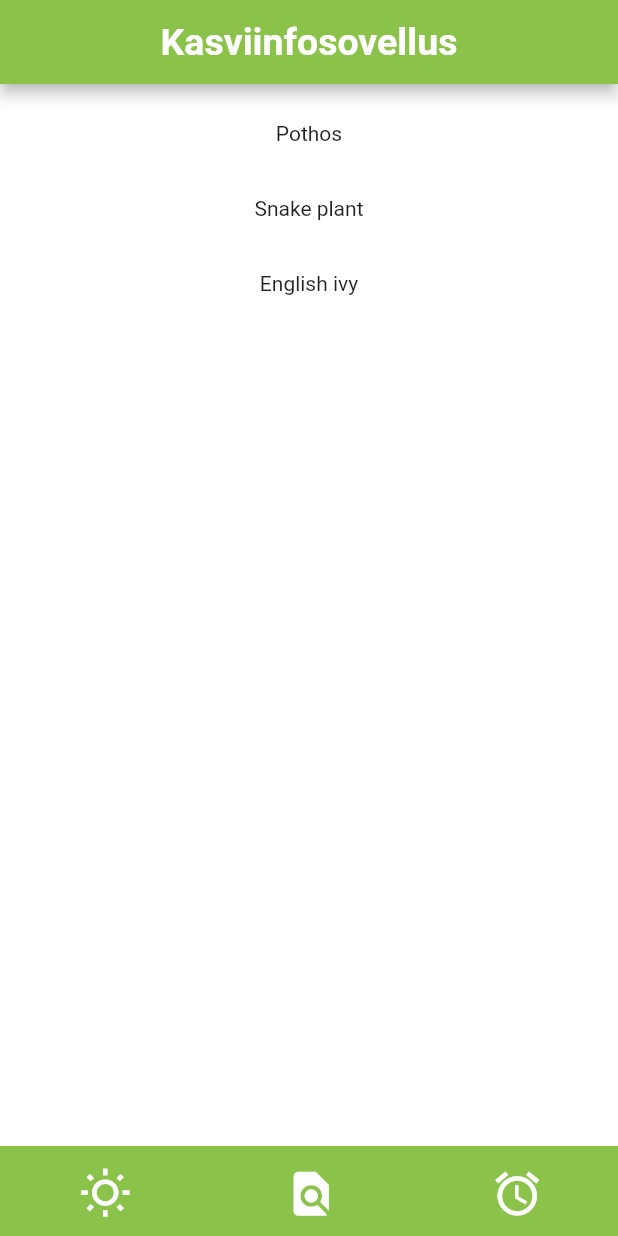
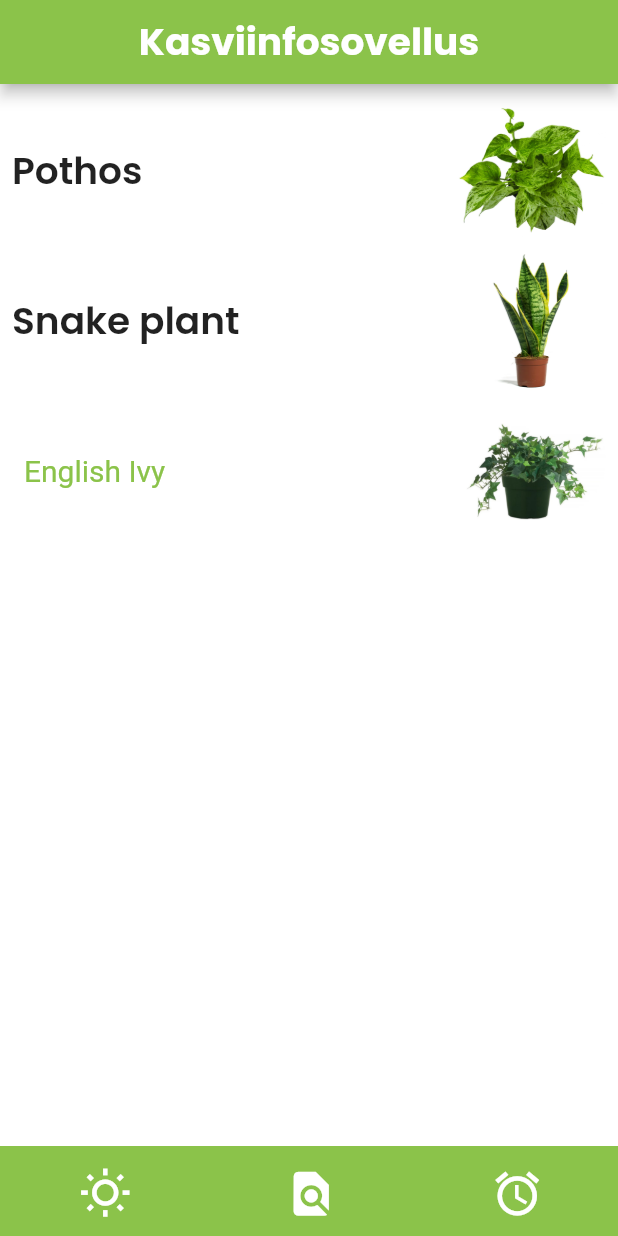
Before and after one commit to nellaSoudunsaari/kasviinfosovellus, a Flutter app: the screen it shows after launch, on a phone screen of 412 x 824 dp. Run offline on Flutter 3.47's test engine with Material 2 defaults, Android fonts, the light colour scheme and no system bars; our stand-ins replace google_fonts.

Commit message:
Edistystä

```diff
--- a/lib/main.dart
+++ b/lib/main.dart
@@ -1,3 +1,5 @@
+import 'dart:io';
+import 'package:google_fonts/google_fonts.dart';
 import 'package:flutter/material.dart';
 
 void main() {
@@ -17,6 +19,7 @@ class MyApp extends StatelessWidget {
         splashColor: Colors.transparent,
         highlightColor: Colors.transparent,
         hoverColor: Colors.transparent,
+        textTheme: GoogleFonts.poppinsTextTheme(),
       ),
       home: HomePage(),
     );
@@ -138,21 +141,66 @@ class Plants extends StatelessWidget {
           padding: const EdgeInsets.all(8),
             children: <Widget>[
             Container(
-              height: 50,
-              color: Colors.white,
-              child: const Center(child: Text('Pothos')),
+              alignment: Alignment.centerLeft,
+              height: 100,
+              decoration: BoxDecoration(
+                color: Colors.white,
+                image: DecorationImage(
+                  alignment: Alignment.centerRight,
+                  image: AssetImage('img/pothos.png'),
+                    fit: BoxFit.fitHeight ,
+                  )
+              ),
+              child: Text('Pothos',
+              style: GoogleFonts.poppins(
+                  fontWeight: FontWeight.w600,
+                  fontSize: 25,
+                  ),
+              ),
             ),
             Container(
-                height: 50,
-                color: Colors.white,
-                child: const Center(child: Text('Snake plant')),
+                alignment: Alignment.centerLeft,
+                height: 100,
+                decoration: BoxDecoration(
+                  color: Colors.white,
+                  image: DecorationImage(
+                    alignment: Alignment.centerRight,
+                    image: AssetImage('img/snakeplant.png'),
+                      fit: BoxFit.contain
+                  )
+                ),
+                 child: Text('Snake plant',
+                 style: GoogleFonts.poppins(
+                  fontWeight: FontWeight.w600,
+                  fontSize: 25,
+                  ),
+                 ),
             ),
             Container(
-              height: 50,
-              color: Colors.white,
-              child: const Center(child: Text('English ivy')),
-            ),
-          ],
+              alignment: Alignment.centerLeft,
+              height: 100,
+              decoration: BoxDecoration(
+                color: Colors.white,
+                image: DecorationImage(
+                  alignment: Alignment.centerRight,
+                  image: AssetImage('img/englishivy.png'),
+                    fit: BoxFit.contain
+                    )
+                  ),
+                child: TextButton(
+                  style: TextButton.styleFrom(
+                    textStyle: const TextStyle(fontSize: 20),
+                  ),
+                  onPressed: () {
+                    Navigator.push(
+                      context,
+                      MaterialPageRoute(builder: (context) => const Plant()),
+                      );
+                    },
+                  child: const Text('English Ivy'),
+                ),
+              ),
+            ],
           ),
         ),
       );
@@ -199,3 +247,24 @@ class Alarms extends StatelessWidget {
     );
   }
 }
+
+class Plant extends StatelessWidget {
+  const Plant({super.key});
+
+  @override
+  Widget build(BuildContext context) {
+    return Scaffold(
+      appBar: AppBar(
+        title: const Text('Plant'),
+      ),
+      body: Center(
+        child: ElevatedButton(
+          onPressed: () {
+            // Navigate back to first route when tapped.
+          },
+          child: const Text('Go back!'),
+        ),
+      ),
+    );
+  }
+}
--- a/pubspec.yaml
+++ b/pubspec.yaml
@@ -37,6 +37,7 @@ dependencies:
   cupertino_icons: ^1.0.2
 
   provider: ^6.0.0
+  google_fonts: ^4.0.3
 
 dev_dependencies:
   flutter_test:
@@ -61,7 +62,8 @@ flutter:
   uses-material-design: true
 
   # To add assets to your application, add an assets section, like this:
-  # assets:
+  assets:
+      - img/
   #   - images/a_dot_burr.jpeg
   #   - images/a_dot_ham.jpeg
 
```
Also changed, not shown: img/englishivy.png (added), img/pothos.png (added), img/snakeplant.png (added), pubspec.lock, 1 other file.
